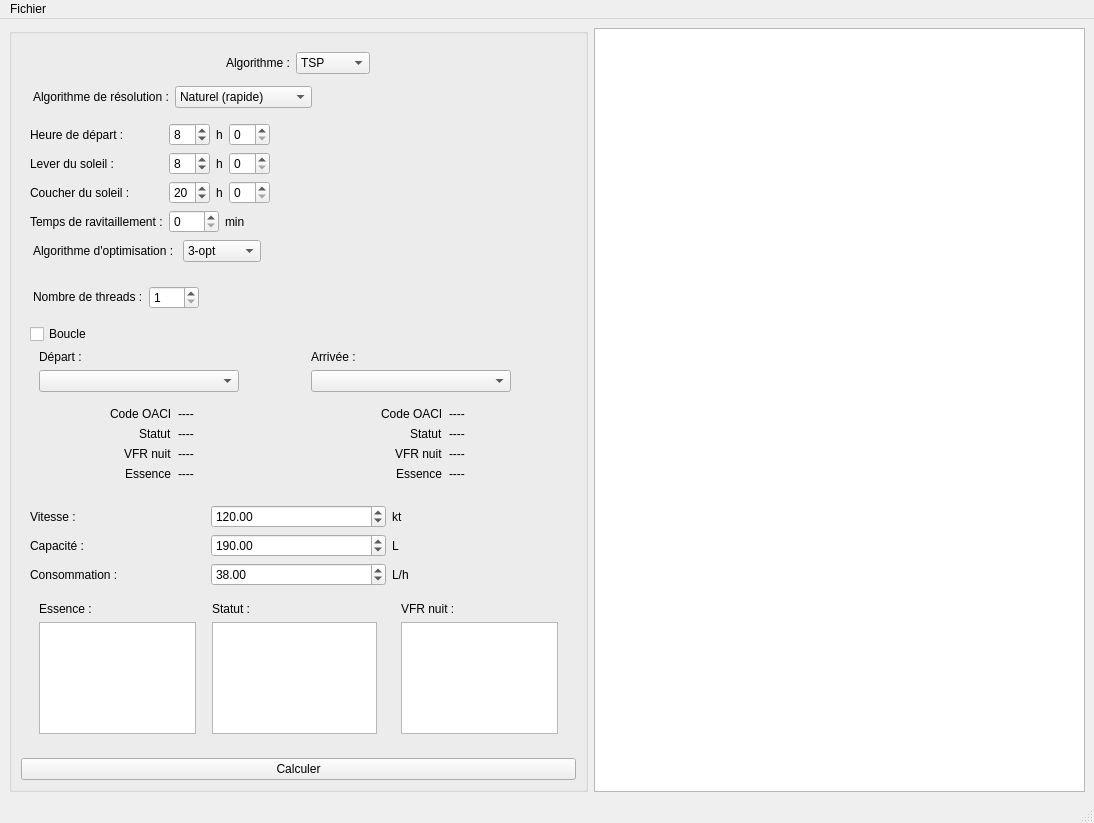
The window that Interface_Graphique/mainwindowtest.ui (Akahara/FlightPath) describes before a commit, drawn with Qt 5.
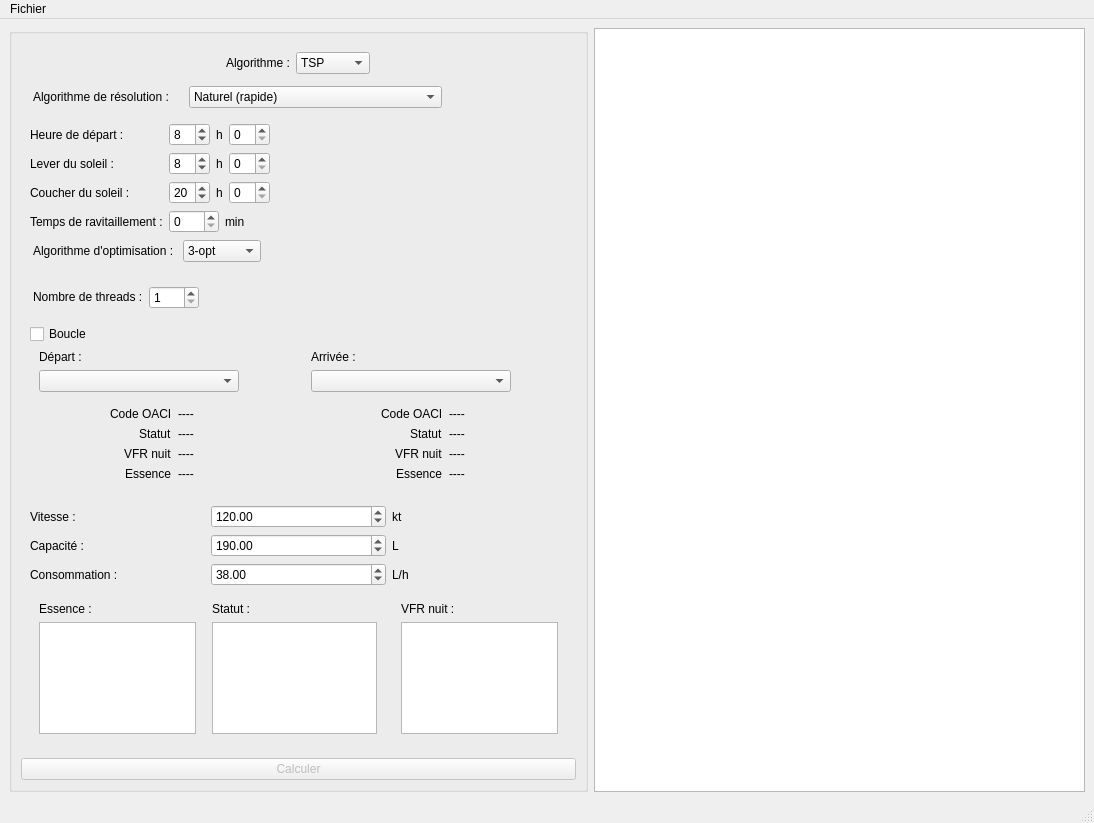
The same window after the commit.

Patch:
```diff
--- a/Interface_Graphique/mainwindowtest.ui
+++ b/Interface_Graphique/mainwindowtest.ui
@@ -79,7 +79,7 @@
         <widget class="QWidget" name="breitlingSolverSelection" native="true">
          <property name="maximumSize">
           <size>
-           <width>300</width>
+           <width>430</width>
            <height>16777215</height>
           </size>
          </property>
@@ -105,9 +105,21 @@
           </item>
           <item>
            <widget class="QComboBox" name="breitlingSolverCombo">
+            <property name="sizePolicy">
+             <sizepolicy hsizetype="Minimum" vsizetype="Fixed">
+              <horstretch>0</horstretch>
+              <verstretch>0</verstretch>
+             </sizepolicy>
+            </property>
+            <property name="minimumSize">
+             <size>
+              <width>0</width>
+              <height>0</height>
+             </size>
+            </property>
             <property name="maximumSize">
              <size>
-              <width>150</width>
+              <width>16777215</width>
               <height>16777215</height>
              </size>
             </property>
@@ -1063,6 +1075,9 @@
        </item>
        <item>
         <widget class="QPushButton" name="computeButton">
+         <property name="enabled">
+          <bool>false</bool>
+         </property>
          <property name="text">
           <string>Calculer</string>
          </property>
```
Left out of the diff: 5 changed lines with no effect on the pictures.
